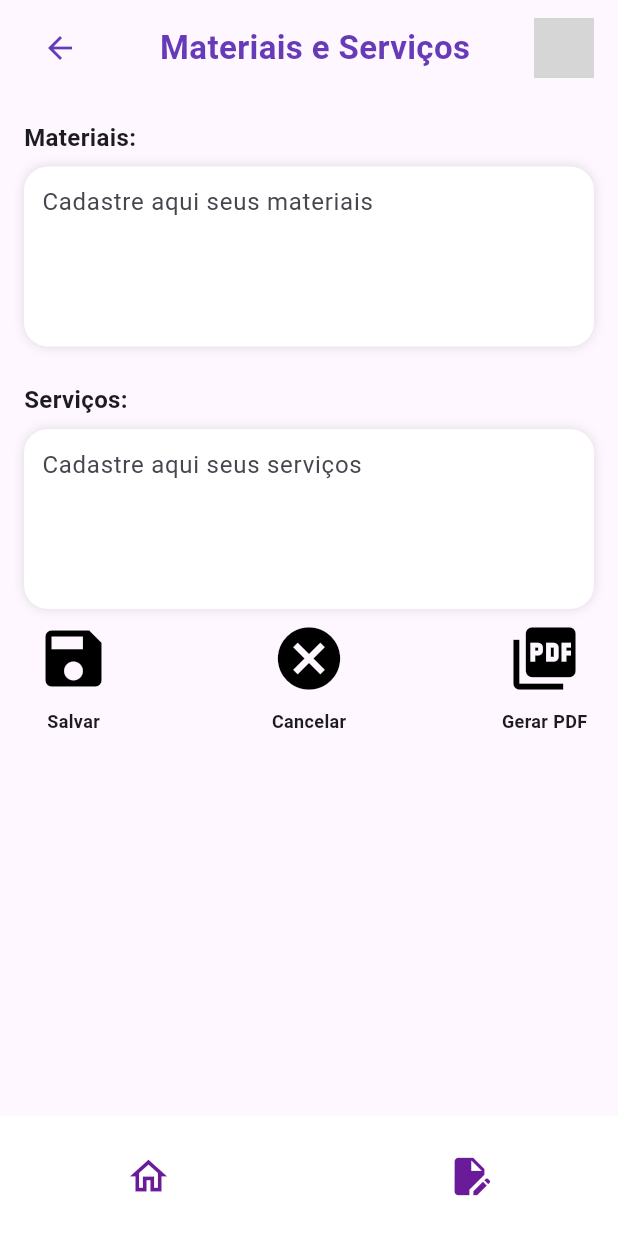
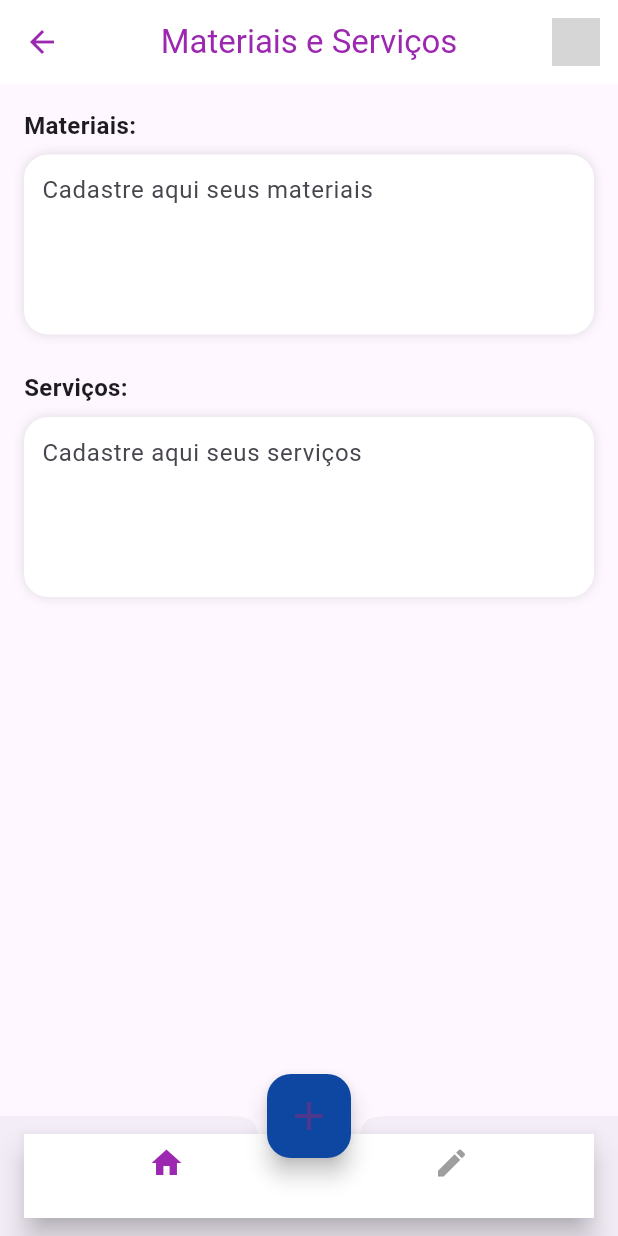
Before and after one commit to josiasgomes/projetofinalflutter, a Flutter app: the MateriaisEServicosPage screen opened directly, on a phone screen of 412 x 824 dp. Run offline on Flutter 3.47's test engine with Material 3 defaults, Android fonts, the phone set to English and light mode, and no system bars; our stand-ins replace firebase_auth, firebase_core; accounts and stored records are empty; grey boxes are pictures that could not be loaded.

Commit message:
algumas alterações na página

```diff
--- a/lib/src/view/materiais_e_servicos.dart
+++ b/lib/src/view/materiais_e_servicos.dart
@@ -1,7 +1,4 @@
 import 'package:flutter/material.dart';
-import 'package:myapp/widget/app_bar.dart';
-import 'package:myapp/widget/linha_icones.dart';
-import 'package:myapp/widget/barra_navegacao_principal.dart';
 
 void main() {
   runApp(MaterialApp(
@@ -17,14 +14,28 @@ class MateriaisEServicosPage extends StatelessWidget {
   @override
   Widget build(BuildContext context) {
     return Scaffold(
-      appBar: const CustomAppBar(
-        title: 'Materiais e Serviços',
-        automaticallyImplyLeading: true, // No back button on this screen
+      appBar: AppBar(
+        leading: IconButton(
+          icon: Icon(Icons.arrow_back, color: Colors.purple),
+          onPressed: () {},
+        ),
+        title: Text(
+          'Materiais e Serviços',
+          style: TextStyle(color: Colors.purple),
+        ),
+        centerTitle: true,
+        backgroundColor: Colors.white,
+        elevation: 0,
+        actions: [
+          Padding(
+            padding: const EdgeInsets.only(right: 12.0),
+            child: CircleAvatar(
+              radius: 16,
+              backgroundImage: AssetImage('assets/avatar.png'), // substitua com imagem local
+            ),
+          ),
+        ],
       ),
-
-
-//INICIO BODY
-
       body: Padding(
         padding: const EdgeInsets.all(16.0),
         child: Column(
@@ -65,23 +76,34 @@ class MateriaisEServicosPage extends StatelessWidget {
                 ),
               ),
             ),
-            Row(
-                mainAxisAlignment: MainAxisAlignment.spaceBetween,
-                children: [
-                  LinhaIcones(label: "Salvar", icon: Icons.save),
-                  LinhaIcones(label: "Cancelar", icon: Icons.cancel),
-                  LinhaIcones(label: "Gerar PDF", icon: Icons.picture_as_pdf)
-                ]
-              ),
-              SizedBox(height: 30),
           ],
         ),
       ),
-
-
-//ENCERRA O BODY
-
-      bottomNavigationBar: BarraNavegacaoPrincipal()
+      floatingActionButton: FloatingActionButton(
+        backgroundColor: Colors.blue.shade900,
+        onPressed: () {
+          // Ação ao pressionar o botão "+"
+        },
+        child: Icon(Icons.add, size: 32),
+      ),
+      floatingActionButtonLocation: FloatingActionButtonLocation.centerDocked,
+      bottomNavigationBar: BottomAppBar(
+        shape: CircularNotchedRectangle(),
+        notchMargin: 8.0,
+        child: BottomNavigationBar(
+          backgroundColor: Colors.white,
+          selectedItemColor: Colors.purple,
+          unselectedItemColor: Colors.grey,
+          items: [
+            BottomNavigationBarItem(icon: Icon(Icons.home), label: ''),
+            BottomNavigationBarItem(icon: Icon(Icons.edit), label: ''),
+          ],
+          currentIndex: 0,
+          onTap: (index) {
+            // Navegação entre abas
+          },
+        ),
+      ),
     );
   }
 }
```
